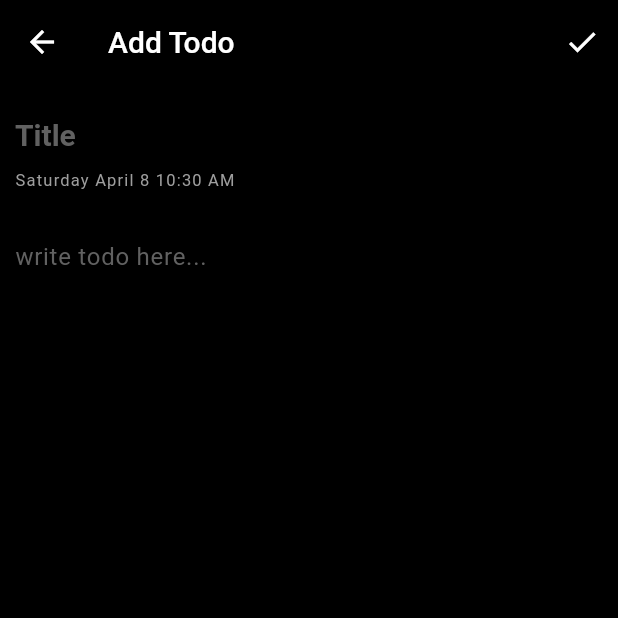
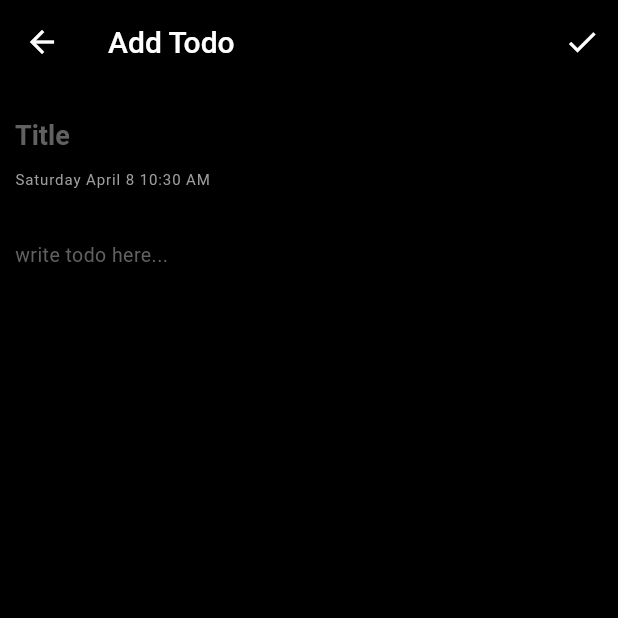
Before and after one commit to Senpaix69/Never_Lost, a Flutter app: the screen it shows after launch, item 2 of the bottom bar chosen, after a tap on the "add" icon, on a phone screen of 412 x 824 dp, the top half of it. Run offline on Flutter 3.47's test engine with Material 2 defaults, Android fonts, the phone set to English and light mode, and no system bars; our stand-ins replace sqflite; missing offline and left inert: flutter_material_pickers; accounts and stored records are empty.

Commit message:
bugs fixed

```diff
--- a/lib/pages/add_todo_page.dart
+++ b/lib/pages/add_todo_page.dart
@@ -141,7 +141,7 @@ class _AddTodoState extends State<AddTodo> {
                       ),
                       controller: _title,
                       style: const TextStyle(
-                        fontSize: 20.0,
+                        fontSize: 18.0,
                         fontWeight: FontWeight.bold,
                       ),
                       validator: textValidate,
@@ -150,8 +150,8 @@ class _AddTodoState extends State<AddTodo> {
                       isTodo != null ? isTodo!.date : _date(),
                       style: const TextStyle(
                         color: Colors.grey,
-                        fontSize: 11.0,
-                        letterSpacing: 0.8,
+                        fontSize: 10.0,
+                        letterSpacing: 0.6,
                       ),
                     ),
                     const SizedBox(
@@ -169,7 +169,8 @@ class _AddTodoState extends State<AddTodo> {
                       controller: _body,
                       validator: textValidate,
                       style: TextStyle(
-                        letterSpacing: 0.5,
+                        fontSize: 13.0,
+                        letterSpacing: 0.3,
                         color: Colors.grey[300],
                       ),
                     ),
--- a/lib/pages/main_home.dart
+++ b/lib/pages/main_home.dart
@@ -61,7 +61,7 @@ class _MyHomePageState extends State<MyHomePage> {
           _currentPageIndex = index;
           _pageController.animateToPage(
             index,
-            duration: const Duration(milliseconds: 400),
+            duration: const Duration(milliseconds: 300),
             curve: Curves.easeInOut,
           );
         },
--- a/lib/pages/timetables_page.dart
+++ b/lib/pages/timetables_page.dart
@@ -8,7 +8,6 @@ import 'package:my_timetable/widgets/timetable_box.dart';
 
 class TimeTablesPage extends StatefulWidget {
   const TimeTablesPage({super.key});
-
   @override
   State<TimeTablesPage> createState() => _TimeTablesPageState();
 }
@@ -47,6 +46,7 @@ class _TimeTablesPageState extends State<TimeTablesPage> {
   }
 
   void setNextSlot(final List<dynamic> timeTables) {
+    bool nextSlot = false;
     sortTimeTables(timeTables);
     String currentDay = weekdays[_today];
     for (final timeTable in timeTables) {
@@ -58,9 +58,12 @@ class _TimeTablesPageState extends State<TimeTablesPage> {
         bool isSlot = isCurrentSlot(dayTimes[i].startTime, dayTimes[i].endTime);
         bool isSlotNext = isNextSlot(dayTimes[i].startTime);
         dayTimes[i] = dayTimes[i].copyWith(
-          nextSlot: isSlotNext,
+          nextSlot: nextSlot ? false : isSlotNext,
           currentSlot: isSlot,
         );
+        if (!nextSlot && isSlotNext) {
+          nextSlot = true;
+        }
       }
     }
   }
--- a/lib/pages/todo_page.dart
+++ b/lib/pages/todo_page.dart
@@ -90,7 +90,7 @@ class _TodoListState extends State<TodoList> {
             borderRadius: BorderRadius.circular(10.0),
           ),
           child: ListTile(
-            minVerticalPadding: 10.0,
+            minVerticalPadding: 15.0,
             onTap: () => Navigator.push(
               context,
               SlideRightRoute(page: const AddTodo(), arguments: todo),
@@ -132,6 +132,9 @@ class _TodoListState extends State<TodoList> {
               ],
             ),
             trailing: Checkbox(
+              shape: RoundedRectangleBorder(
+                borderRadius: BorderRadius.circular(4.0),
+              ),
               value: todo.complete != 0,
               onChanged: (value) async {
                 await _database.updateTodo(
--- a/lib/services/timetable.dart
+++ b/lib/services/timetable.dart
@@ -42,6 +42,6 @@ class TimeTable {
 
   @override
   String toString() {
-    return 'Subject: $subject, Professor: $professor, DayTimes: ${dayTime.map((dt) => dt.toString()).toList()}';
+    return '\nSubject: $subject, \nProfessor: $professor, \nDayTimes: ${dayTime.map((dt) => dt.toString()).toList()}';
   }
 }
```
Also changed, not shown: lib/widgets/timetable_box.dart (+3 -6 lines).
